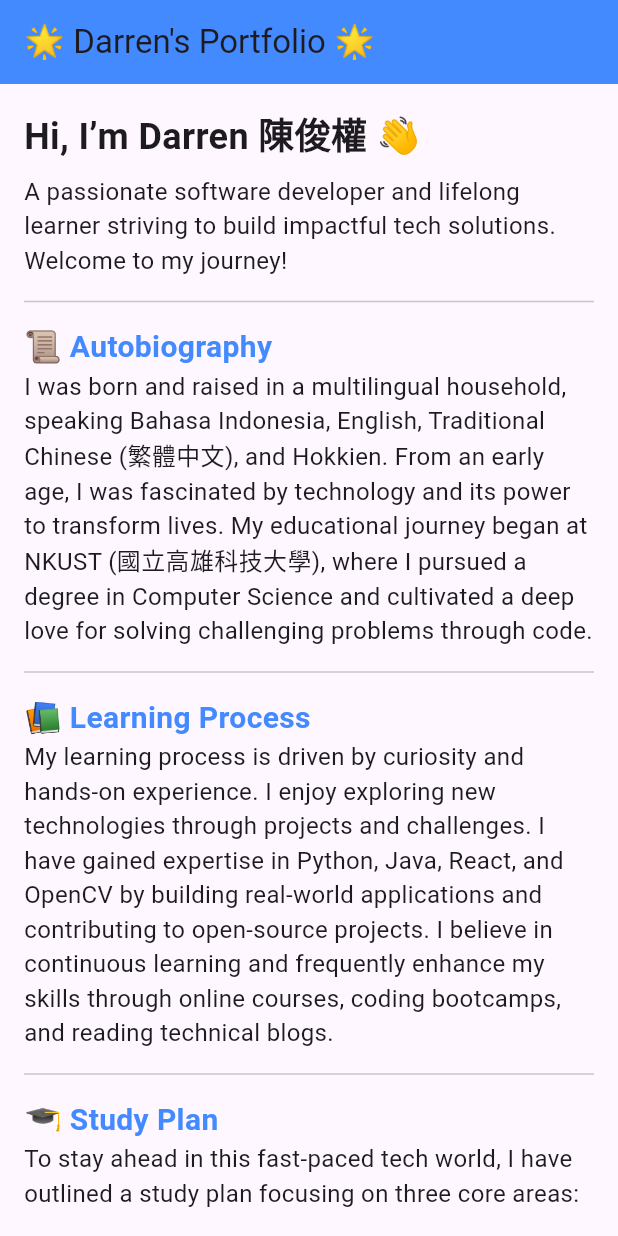
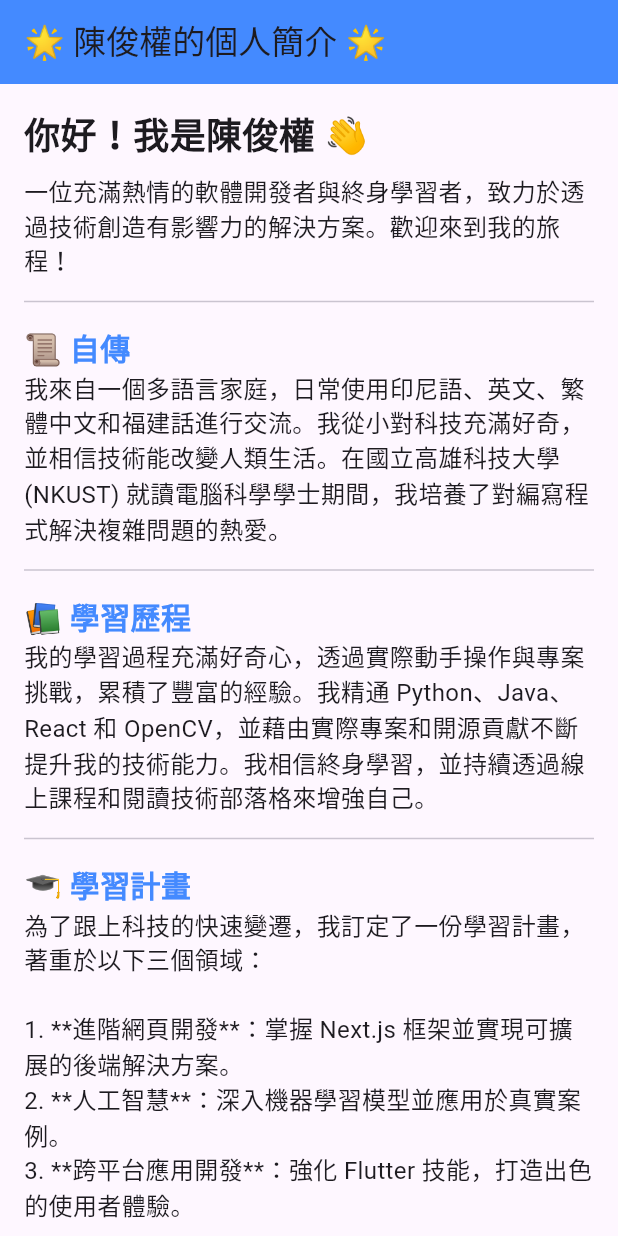
Before and after one commit to darrenchien-lab/1131APP-Autobiography, a Flutter app: the screen it shows after launch, on a phone screen of 412 x 824 dp. Run offline on Flutter 3.47's test engine with Material 3 defaults, Android fonts, the phone set to English and light mode, and no system bars.

Commit message:
main.dart

```diff
--- a/lib/main.dart
+++ b/lib/main.dart
@@ -1,100 +1,102 @@
 import 'package:flutter/material.dart';
 
 void main() {
-  runApp(MyPortfolioApp());
+  runApp(const MyPortfolioApp());
 }
 
 class MyPortfolioApp extends StatelessWidget {
+  const MyPortfolioApp({Key? key}) : super(key: key);
+
   @override
   Widget build(BuildContext context) {
     return MaterialApp(
-      title: 'Darren\'s Portfolio',
-      home: Scaffold(
+      title: '陳俊權的個人簡介',
+      home: const Scaffold(
         appBar: AppBar(
-          title: Text('🌟 Darren\'s Portfolio 🌟'),
+          title: Text('🌟 陳俊權的個人簡介 🌟'),
           backgroundColor: Colors.blueAccent,
         ),
-        body: SingleChildScrollView(
-          padding: EdgeInsets.all(16.0),
+        body: PortfolioContent(),
+      ),
+    );
+  }
+}
+
+class PortfolioContent extends StatelessWidget {
+  const PortfolioContent({Key? key}) : super(key: key);
+
+  @override
+  Widget build(BuildContext context) {
+    return SingleChildScrollView(
+      padding: const EdgeInsets.all(16.0),
       child: Column(
         crossAxisAlignment: CrossAxisAlignment.start,
-            children: [
+        children: const [
           Text(
-                "Hi, I’m Darren 陳俊權 👋",
+            "你好！我是陳俊權 👋",
             style: TextStyle(fontSize: 24, fontWeight: FontWeight.bold),
           ),
           SizedBox(height: 8),
           Text(
-                "A passionate software developer and lifelong learner striving to build impactful tech solutions. Welcome to my journey!",
+            "一位充滿熱情的軟體開發者與終身學習者，致力於透過技術創造有影響力的解決方案。歡迎來到我的旅程！",
             style: TextStyle(fontSize: 16),
           ),
           Divider(height: 32),
-              SectionHeader(title: "📜 Autobiography"),
+          SectionHeader(title: "📜 自傳"),
           Text(
-                "I was born and raised in a multilingual household, speaking Bahasa Indonesia, English, Traditional Chinese (繁體中文), and Hokkien. "
-                    "From an early age, I was fascinated by technology and its power to transform lives. My educational journey began at NKUST (國立高雄科技大學), "
-                    "where I pursued a degree in Computer Science and cultivated a deep love for solving challenging problems through code.",
+            "我來自一個多語言家庭，日常使用印尼語、英文、繁體中文和福建話進行交流。我從小對科技充滿好奇，並相信技術能改變人類生活。"
+            "在國立高雄科技大學 (NKUST) 就讀電腦科學學士期間，我培養了對編寫程式解決複雜問題的熱愛。",
             style: TextStyle(fontSize: 16),
           ),
           Divider(height: 32),
-              SectionHeader(title: "📚 Learning Process"),
+          SectionHeader(title: "📚 學習歷程"),
           Text(
-                "My learning process is driven by curiosity and hands-on experience. I enjoy exploring new technologies through projects and challenges. "
-                    "I have gained expertise in Python, Java, React, and OpenCV by building real-world applications and contributing to open-source projects. "
-                    "I believe in continuous learning and frequently enhance my skills through online courses, coding bootcamps, and reading technical blogs.",
+            "我的學習過程充滿好奇心，透過實際動手操作與專案挑戰，累積了豐富的經驗。我精通 Python、Java、React 和 OpenCV，"
+            "並藉由實際專案和開源貢獻不斷提升我的技術能力。我相信終身學習，並持續透過線上課程和閱讀技術部落格來增強自己。",
             style: TextStyle(fontSize: 16),
           ),
           Divider(height: 32),
-              SectionHeader(title: "🎓 Study Plan"),
+          SectionHeader(title: "🎓 學習計畫"),
           Text(
-                "To stay ahead in this fast-paced tech world, I have outlined a study plan focusing on three core areas: "
-                    "\n\n1. **Advanced Web Development**: Mastering modern frameworks like Next.js and integrating scalable backend solutions. "
-                    "\n2. **Artificial Intelligence**: Deep diving into machine learning models and experimenting with real-world applications. "
-                    "\n3. **Mobile Development**: Strengthening my Flutter skills to build cross-platform apps with exceptional user experiences.",
+            "為了跟上科技的快速變遷，我訂定了一份學習計畫，著重於以下三個領域：\n\n"
+            "1. **進階網頁開發**：掌握 Next.js 框架並實現可擴展的後端解決方案。\n"
+            "2. **人工智慧**：深入機器學習模型並應用於真實案例。\n"
+            "3. **跨平台應用開發**：強化 Flutter 技能，打造出色的使用者體驗。",
             style: TextStyle(fontSize: 16),
           ),
           Divider(height: 32),
-              SectionHeader(title: "🚀 Future Plan"),
+          SectionHeader(title: "🚀 未來規劃"),
           Text(
-                "Looking ahead, I aspire to become a leader in the tech industry, creating innovative solutions that make a difference. "
-                    "My future goals include:\n\n"
-                    "- Building a startup that focuses on accessible education technologies.\n"
-                    "- Mentoring budding developers to give back to the community.\n"
-                    "- Exploring the intersection of technology and sustainability to contribute to a greener planet.",
+            "未來，我希望能在科技產業中成為一位領袖，透過創新技術解決真實問題。我的目標包括：\n\n"
+            "- 創建一家專注於教育技術的公司，讓學習變得更加容易。\n"
+            "- 培養年輕的開發者，回饋技術社群。\n"
+            "- 探索技術與永續發展的結合，為環境保護貢獻一份力量。",
             style: TextStyle(fontSize: 16),
           ),
           Divider(height: 32),
-              SectionHeader(title: "📫 Let’s Connect!"),
+          SectionHeader(title: "📫 聯絡我"),
           ListTile(
             leading: Icon(Icons.email),
-                title: Text("darrentaslim04@gmail.com"),
+            title: Text("📧 電子郵件：darrentaslim04@gmail.com"),
           ),
           ListTile(
             leading: Icon(Icons.web),
-                title: Text("Portfolio: chien.dev"),
-                onTap: () {
-                  // Add action to open URL
-                },
+            title: Text("🌐 個人網站：chien.dev"),
           ),
           ListTile(
             leading: Icon(Icons.link),
-                title: Text("LinkedIn: chiendarren"),
-                onTap: () {
-                  // Add action to open LinkedIn profile
-                },
+            title: Text("💼 LinkedIn：chiendarren"),
           ),
           Divider(height: 32),
           Text(
-                "✨ Thank You!",
+            "✨ 感謝您的閱讀！",
             style: TextStyle(fontSize: 18, fontWeight: FontWeight.bold),
           ),
           Text(
-                "Feel free to explore my journey, and let’s build something amazing together!",
+            "歡迎瀏覽我的旅程，讓我們一起創造美好的未來！🚀",
             style: TextStyle(fontSize: 16),
           ),
         ],
-          ),
-        ),
       ),
     );
   }
@@ -102,14 +104,14 @@ class MyPortfolioApp extends StatelessWidget {
 
 class SectionHeader extends StatelessWidget {
   final String title;
-  SectionHeader({required this.title});
+
+  const SectionHeader({Key? key, required this.title}) : super(key: key);
 
   @override
   Widget build(BuildContext context) {
     return Text(
       title,
-      style: TextStyle(
-          fontSize: 20, fontWeight: FontWeight.bold, color: Colors.blueAccent),
+      style: const TextStyle(fontSize: 20, fontWeight: FontWeight.bold, color: Colors.blueAccent),
     );
   }
 }
```
Lines whose indentation alone changed are shown as unchanged.
